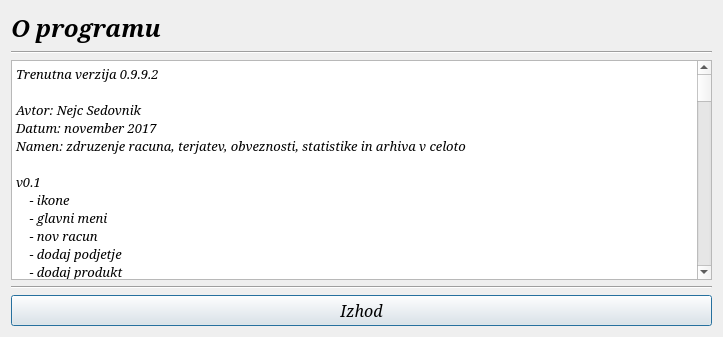
The window that oprogramu.ui (MaxMaxy/racun) describes before a commit, drawn with Qt 5.
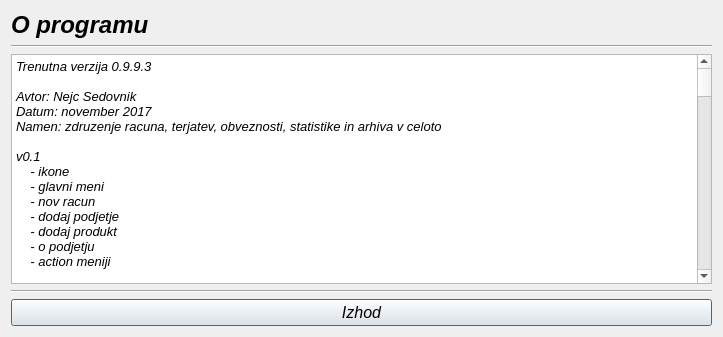
The same window after the commit.

```diff
--- a/oprogramu.ui
+++ b/oprogramu.ui
@@ -18,7 +18,7 @@
   </property>
   <property name="font">
    <font>
-    <family>Serif</family>
+    <family>MS Sans Serif</family>
     <pointsize>10</pointsize>
     <italic>true</italic>
    </font>
@@ -33,7 +33,7 @@
       <widget class="QLabel" name="label">
        <property name="font">
         <font>
-         <family>Serif</family>
+         <family>MS Sans Serif</family>
          <pointsize>18</pointsize>
          <weight>75</weight>
          <italic>true</italic>
@@ -52,7 +52,6 @@
       <widget class="Line" name="line">
        <property name="font">
         <font>
-         <family>Serif</family>
          <italic>true</italic>
         </font>
        </property>
@@ -74,7 +73,7 @@
        </property>
        <property name="font">
         <font>
-         <family>Serif</family>
+         <family>MS Sans Serif</family>
          <pointsize>10</pointsize>
          <italic>true</italic>
         </font>
@@ -83,7 +82,7 @@
         <bool>true</bool>
        </property>
        <property name="plainText">
-        <string>Trenutna verzija 0.9.9.2
+        <string>Trenutna verzija 0.9.9.3
 
 Avtor: Nejc Sedovnik
 Datum: november 2017
@@ -177,18 +176,13 @@
 v0.9.9.1
     - dograjena statistika
 
-v0.9.9.2
-    - kalkulacija izdelana
-    - popravki v poziciji oken in dodan scroll v okna ki so prevelika (za ekrane ki so premajhni)
-    - vizualni popravki in notranji postavitvi
+v0.9.9.3
+    - tehnicni popravki
 
 TO_DO:
     - moznost posiljanja racuna po emailu strankam
     - printanje deluje preko AdobeReaderja
-    - XML na enkrat u pizdi materini ne dela (preveri!!!)
-    - pdf v laptopu nardi u pizdi postavitev (preveri!!!)
-    - preveri glede pisave, ali jo prilozis zraven, ker razni sistemi nimajo vseh pisav
-    - itd.</string>
+    - ideja: v statistiki naredi moznost dvojnega klika na terjatvah in obveznostih, da pokaze neplacanje terjatve in obveznosti, nekaj v smislu iskanja neplacanih racunov glede na stranko</string>
        </property>
       </widget>
      </item>
@@ -196,7 +190,6 @@
       <widget class="Line" name="line_2">
        <property name="font">
         <font>
-         <family>Serif</family>
          <italic>true</italic>
         </font>
        </property>
@@ -209,7 +202,7 @@
       <widget class="QPushButton" name="pushButton">
        <property name="font">
         <font>
-         <family>Serif</family>
+         <family>MS Sans Serif</family>
          <pointsize>12</pointsize>
          <italic>true</italic>
         </font>
```
